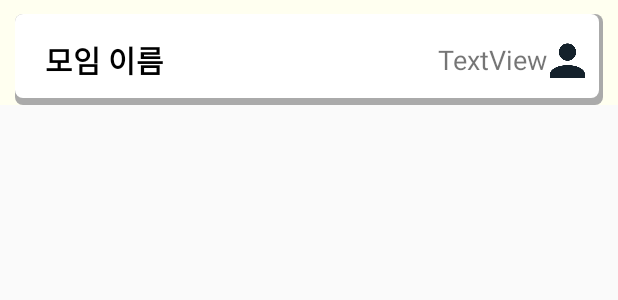
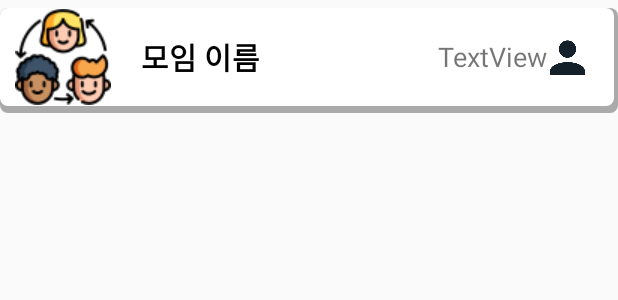
Before and after one commit to JoonSCode/PartyHere, an Android app: the layout fragment_main_meeting_list.xml on its own in the app's theme, with its tools: preview values and no code run, on a phone screen of 412 x 824 dp. Shown: the top 300 px of the screen. Run offline under Robolectric (Android 15) with nearby library versions, the phone set to English and light mode, and no system bars.

Commit message:
listview item design change

```diff
--- a/app/src/main/java/com/inhascp/partyhere/NewMeeting/InputPlaceActivity.java
+++ b/app/src/main/java/com/inhascp/partyhere/NewMeeting/InputPlaceActivity.java
@@ -91,7 +91,7 @@ public class InputPlaceActivity extends AppCompatActivity
         setContentView(R.layout.activity_input_place);
         USER_KEY = LoginActivity.USER_KEY;
         mEtPlace =findViewById(R.id.activity_input_place_et_place);
-        searchMyPositionBtn =findViewById(R.id.search_my_position);
+        searchMyPositionBtn = findViewById(R.id.search_my_position);
         mBtnNext =findViewById(R.id.activity_input_place_btn_next);
         mBtnSearch = findViewById(R.id.activity_input_place_btn_search_place);
 
@@ -382,8 +382,6 @@ public class InputPlaceActivity extends AppCompatActivity
 
         if (currentMarker != null) currentMarker.remove();
 
-
-
         MarkerOptions markerOptions = new MarkerOptions();
         markerOptions.position(currentLatLng);
         markerOptions.title(markerTitle);
--- a/app/src/main/res/layout/fragment_exist_meeting_main.xml
+++ b/app/src/main/res/layout/fragment_exist_meeting_main.xml
@@ -57,8 +57,6 @@
 
         <androidx.recyclerview.widget.RecyclerView
             android:id="@+id/activity_exist_meeting_list"
-            android:dividerHeight="0px"
-            android:divider="#ffffff"
             android:layout_width="match_parent"
             android:layout_height="match_parent" />
     </FrameLayout>
--- a/app/src/main/res/layout/fragment_main_meeting_list.xml
+++ b/app/src/main/res/layout/fragment_main_meeting_list.xml
@@ -3,26 +3,46 @@
     xmlns:app="http://schemas.android.com/apk/res-auto"
     android:layout_width="match_parent"
     android:layout_height="70dp"
-    android:background="#FFFFF0"
-    android:orientation="vertical">
+    android:layout_marginTop="5dp"
+    android:layout_marginBottom="5dp"
+    android:background="@drawable/list_shadow"
+    android:orientation="vertical"
+    android:paddingBottom="5dp">
 
     <LinearLayout
         android:layout_width="match_parent"
         android:layout_height="wrap_content"
         android:layout_gravity="bottom"
         android:layout_marginLeft="10dp"
-        android:layout_marginRight="10dp"
-        android:background="@drawable/list_shadow">
+        android:layout_marginRight="10dp">
+
+        <LinearLayout
+            android:layout_width="wrap_content"
+            android:layout_height="wrap_content"
+            android:layout_weight="2">
 
             <FrameLayout
                 android:layout_width="wrap_content"
+                android:layout_height="match_parent">
+
+                <ImageView
+                    android:id="@+id/meeting_item_iv_meeting_type"
+                    android:layout_width="wrap_content"
                     android:layout_height="wrap_content"
-            android:layout_weight="2">
+                    android:scaleType="centerInside"
+                    app:srcCompat="@drawable/multi" />
+            </FrameLayout>
+
+            <FrameLayout
+                android:layout_width="match_parent"
+                android:layout_height="match_parent"
+                android:layout_gravity="center">
 
                 <TextView
                     android:id="@+id/fragment_tab1_meeting_list_meeting_name"
                     android:layout_width="match_parent"
                     android:layout_height="wrap_content"
+                    android:layout_gravity="center"
                     android:gravity="center|left"
                     android:paddingLeft="20dp"
                     android:paddingTop="15dp"
@@ -32,6 +52,8 @@
                     android:textSize="20sp"
                     android:textStyle="bold" />
             </FrameLayout>
+
+        </LinearLayout>
 
         <LinearLayout
             android:layout_width="wrap_content"
--- a/app/src/main/res/layout/storelist_view.xml
+++ b/app/src/main/res/layout/storelist_view.xml
@@ -7,6 +7,8 @@
 
     android:layout_height="wrap_content"
 
+    android:layout_marginTop="10dp"
+    android:layout_marginBottom="10dp"
     android:background="#00000000"
     android:orientation="vertical">
 
@@ -16,8 +18,6 @@
         android:id="@+id/cardview"
         android:layout_width="match_parent"
         android:layout_height="match_parent"
-        android:layout_margin="0dp"
-        android:layout_marginBottom="10dp"
         app:cardBackgroundColor="#00000000"
         app:contentPadding="0dp"
         card_view:cardCornerRadius="3dp">
@@ -26,8 +26,6 @@
         <LinearLayout
             android:layout_width="match_parent"
             android:layout_height="wrap_content"
-            android:layout_marginTop="10dp"
-            android:layout_marginBottom="10dp"
             android:background="#4Dffffff"
             android:orientation="vertical"
             android:padding="10dp">
--- a/app/src/main/res/values/styles.xml
+++ b/app/src/main/res/values/styles.xml
@@ -26,7 +26,7 @@
 
 
     <style name="SpinnerDivideStyle" parent="android:style/Widget.ListView.DropDown">
-        <item name="android:divider">#B4B4B4</item> <!-- divider 색 -->
+        <item name="android:divider">#000000</item> <!-- divider 색 -->
         <item name="android:dividerHeight">1dp</item> <!-- divider 높이 -->
     </style>
 
--- a/build.gradle
+++ b/build.gradle
@@ -7,7 +7,7 @@ buildscript {
 
     }
     dependencies {
-        classpath 'com.android.tools.build:gradle:3.5.2'
+        classpath 'com.android.tools.build:gradle:3.6.1'
         classpath 'com.google.gms:google-services:4.3.3'
 
         // NOTE: Do not place your application dependencies here; they belong
```
Also changed, not shown: app/src/main/java/com/inhascp/partyhere/ExistingMeeting/ExistMeetingFragmentSetting.java (+40 -33 lines), app/src/main/java/com/inhascp/partyhere/ExistingMeeting/StoreListAdaptor.java (+0 -19 lines), app/src/main/java/com/inhascp/partyhere/ui/main/ListViewAdapter.java (+32 -1 lines), app/src/main/java/com/inhascp/partyhere/ui/main/MainActivity.java (+52 -21 lines), app/src/main/java/com/inhascp/partyhere/ui/main/MeetingListItem.java (+11 -0 lines), app/src/main/res/layout/activity_main.xml (+7 -5 lines), app/src/main/res/drawable/drink.png (added), app/src/main/res/drawable/eat.png (added), app/src/main/res/drawable/movie.png (added), app/src/main/res/drawable/multi.png (added), app/src/main/res/drawable/study.png (added), app/src/main/res/drawable/talk.png (added), gradle/wrapper/gradle-wrapper.properties. Lines whose indentation alone changed are shown as unchanged.
